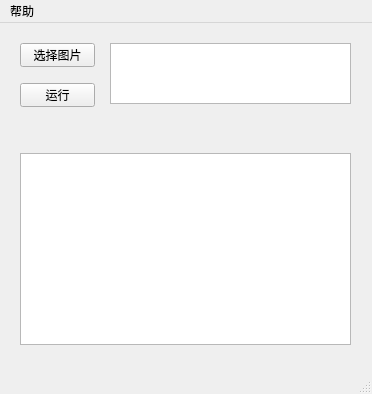
Qt form common/gui.ui (alanfanh/delay-test) before a commit.
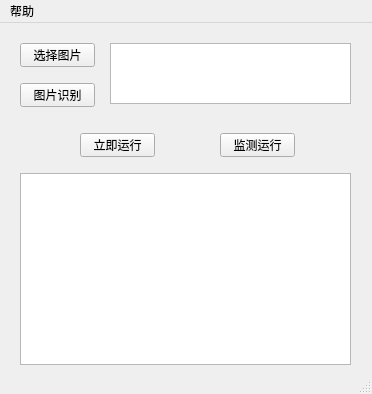
The same form after that commit.

Commit message: 增加两个button，修改运行button名称

The edit to the form file:
```diff
--- a/common/gui.ui
+++ b/common/gui.ui
@@ -68,14 +68,14 @@
      </rect>
     </property>
     <property name="text">
-     <string>运行</string>
+     <string>图片识别</string>
     </property>
    </widget>
    <widget class="QTextBrowser" name="textBrowser">
     <property name="geometry">
      <rect>
       <x>20</x>
-      <y>130</y>
+      <y>150</y>
       <width>331</width>
       <height>192</height>
      </rect>
@@ -91,6 +91,32 @@
      </rect>
     </property>
    </widget>
+   <widget class="QPushButton" name="running">
+    <property name="geometry">
+     <rect>
+      <x>80</x>
+      <y>110</y>
+      <width>75</width>
+      <height>24</height>
+     </rect>
+    </property>
+    <property name="text">
+     <string>立即运行</string>
+    </property>
+   </widget>
+   <widget class="QPushButton" name="test">
+    <property name="geometry">
+     <rect>
+      <x>220</x>
+      <y>110</y>
+      <width>75</width>
+      <height>24</height>
+     </rect>
+    </property>
+    <property name="text">
+     <string>监测运行</string>
+    </property>
+   </widget>
   </widget>
   <widget class="QMenuBar" name="menubar">
    <property name="geometry">
```
The commit also changes 1 other file.
